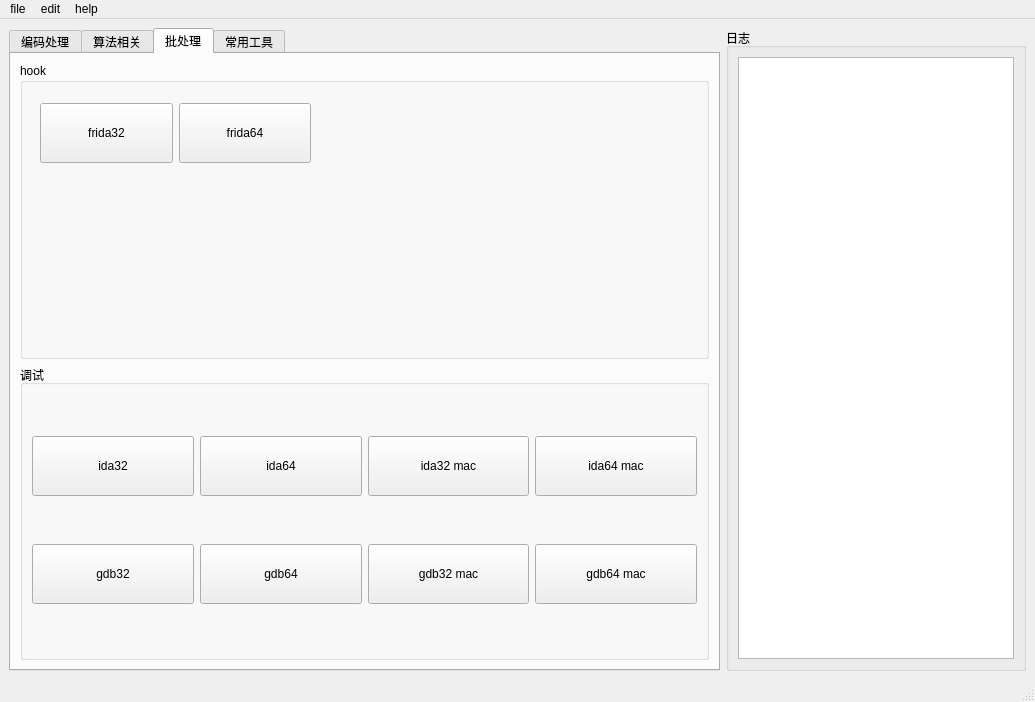
Old version of the form kwindow/kmain.ui in the repository dqzg12300/kAlgorithmTools.
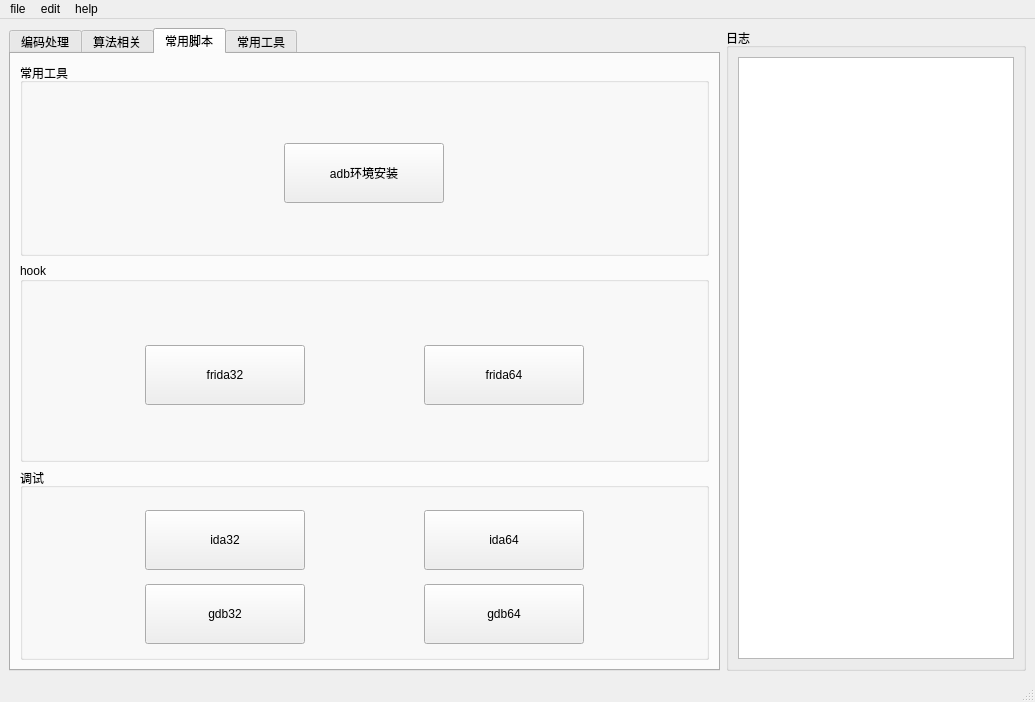
New version of the form. The open tabs and pages were chosen to show the change.

What changed in the file:
```diff
--- a/kwindow/kmain.ui
+++ b/kwindow/kmain.ui
@@ -142,6 +142,84 @@
            <attribute name="title">
             <string>url</string>
            </attribute>
+           <layout class="QGridLayout" name="gridLayout_11">
+            <item row="0" column="0">
+             <widget class="QGroupBox" name="groupBox_5">
+              <property name="title">
+               <string>input</string>
+              </property>
+              <layout class="QGridLayout" name="gridLayout_12">
+               <item row="0" column="0">
+                <widget class="QPlainTextEdit" name="txturl_input"/>
+               </item>
+              </layout>
+             </widget>
+            </item>
+            <item row="1" column="0">
+             <widget class="QGroupBox" name="groupBox_6">
+              <property name="title">
+               <string>output</string>
+              </property>
+              <layout class="QGridLayout" name="gridLayout_13">
+               <item row="0" column="0">
+                <widget class="QPlainTextEdit" name="txturl_output">
+                 <property name="readOnly">
+                  <bool>true</bool>
+                 </property>
+                </widget>
+               </item>
+              </layout>
+             </widget>
+            </item>
+            <item row="2" column="0">
+             <widget class="QFrame" name="frame">
+              <property name="maximumSize">
+               <size>
+                <width>16777215</width>
+                <height>50</height>
+               </size>
+              </property>
+              <property name="frameShape">
+               <enum>QFrame::StyledPanel</enum>
+              </property>
+              <property name="frameShadow">
+               <enum>QFrame::Raised</enum>
+              </property>
+              <layout class="QHBoxLayout" name="horizontalLayout">
+               <item>
+                <widget class="QRadioButton" name="rdourl_encode">
+                 <property name="text">
+                  <string>encode</string>
+                 </property>
+                 <property name="checked">
+                  <bool>true</bool>
+                 </property>
+                </widget>
+               </item>
+               <item>
+                <widget class="QRadioButton" name="radioButton_2">
+                 <property name="text">
+                  <string>decode</string>
+                 </property>
+                </widget>
+               </item>
+               <item>
+                <widget class="QPushButton" name="pushButton_2">
+                 <property name="maximumSize">
+                  <size>
+                   <width>100</width>
+                   <height>16777215</height>
+                  </size>
+                 </property>
+                 <property name="text">
+                  <string>计算</string>
+                 </property>
+                </widget>
+               </item>
+              </layout>
+             </widget>
+            </item>
+           </layout>
           </widget>
           <widget class="QWidget" name="tab_7">
            <attribute name="title">
@@ -213,118 +291,15 @@
       </widget>
       <widget class="QWidget" name="tab_4">
        <attribute name="title">
-        <string>批处理</string>
+        <string>常用脚本</string>
        </attribute>
        <layout class="QGridLayout" name="gridLayout_7">
-        <item row="0" column="0">
-         <widget class="QGroupBox" name="groupBox_2">
-          <property name="minimumSize">
-           <size>
-            <width>0</width>
-            <height>200</height>
-           </size>
-          </property>
-          <property name="title">
-           <string>hook</string>
-          </property>
-          <widget class="QWidget" name="layoutWidget">
-           <property name="geometry">
-            <rect>
-             <x>20</x>
-             <y>30</y>
-             <width>271</width>
-             <height>81</height>
-            </rect>
-           </property>
-           <layout class="QHBoxLayout" name="horizontalLayout">
-            <item>
-             <widget class="QPushButton" name="btnfrida32">
-              <property name="minimumSize">
-               <size>
-                <width>50</width>
-                <height>60</height>
-               </size>
-              </property>
-              <property name="text">
-               <string>frida32</string>
-              </property>
-             </widget>
-            </item>
-            <item>
-             <widget class="QPushButton" name="btnfrida64">
-              <property name="minimumSize">
-               <size>
-                <width>50</width>
-                <height>60</height>
-               </size>
-              </property>
-              <property name="text">
-               <string>frida64</string>
-              </property>
-             </widget>
-            </item>
-           </layout>
-          </widget>
-         </widget>
-        </item>
-        <item row="1" column="0">
+        <item row="3" column="0">
          <widget class="QGroupBox" name="groupBox_3">
           <property name="title">
            <string>调试</string>
           </property>
           <layout class="QGridLayout" name="gridLayout_3">
-           <item row="0" column="0">
-            <widget class="QPushButton" name="btnida32">
-             <property name="minimumSize">
-              <size>
-               <width>50</width>
-               <height>60</height>
-              </size>
-             </property>
-             <property name="text">
-              <string>ida32</string>
-             </property>
-            </widget>
-           </item>
-           <item row="0" column="1">
-            <widget class="QPushButton" name="btnida64">
-             <property name="minimumSize">
-              <size>
-               <width>50</width>
-               <height>60</height>
-              </size>
-             </property>
-             <property name="text">
-              <string>ida64</string>
-             </property>
-            </widget>
-           </item>
-           <item row="0" column="2">
-            <widget class="QPushButton" name="btnida32_mac">
-             <property name="minimumSize">
-              <size>
-               <width>50</width>
-               <height>60</height>
-              </size>
-             </property>
-             <property name="text">
-              <string>ida32 mac</string>
-             </property>
-            </widget>
-           </item>
-           <item row="0" column="3">
-            <widget class="QPushButton" name="btnida64_mac">
-             <property name="minimumSize">
-              <size>
-               <width>50</width>
-               <height>60</height>
-              </size>
-             </property>
-             <property name="text">
-              <string>ida64 mac</string>
-             </property>
-            </widget>
-           </item>
            <item row="1" column="0">
             <widget class="QPushButton" name="btngdb32">
              <property name="minimumSize">
@@ -333,11 +308,36 @@
                <height>60</height>
               </size>
              </property>
+             <property name="maximumSize">
+              <size>
+               <width>160</width>
+               <height>50</height>
+              </size>
+             </property>
              <property name="text">
               <string>gdb32</string>
              </property>
             </widget>
            </item>
+           <item row="0" column="1">
+            <widget class="QPushButton" name="btnida64">
+             <property name="minimumSize">
+              <size>
+               <width>50</width>
+               <height>60</height>
+              </size>
+             </property>
+             <property name="maximumSize">
+              <size>
+               <width>160</width>
+               <height>50</height>
+              </size>
+             </property>
+             <property name="text">
+              <string>ida64</string>
+             </property>
+            </widget>
+           </item>
            <item row="1" column="1">
             <widget class="QPushButton" name="btngdb64">
              <property name="minimumSize">
@@ -346,34 +346,117 @@
                <height>60</height>
               </size>
              </property>
+             <property name="maximumSize">
+              <size>
+               <width>160</width>
+               <height>50</height>
+              </size>
+             </property>
              <property name="text">
               <string>gdb64</string>
              </property>
             </widget>
            </item>
-           <item row="1" column="2">
-            <widget class="QPushButton" name="btngdb32_mac">
+           <item row="0" column="0">
+            <widget class="QPushButton" name="btnida32">
              <property name="minimumSize">
               <size>
                <width>50</width>
                <height>60</height>
               </size>
              </property>
+             <property name="maximumSize">
+              <size>
+               <width>160</width>
+               <height>50</height>
+              </size>
+             </property>
              <property name="text">
-              <string>gdb32 mac</string>
+              <string>ida32</string>
              </property>
             </widget>
            </item>
-           <item row="1" column="3">
-            <widget class="QPushButton" name="btngdb64_mac">
+          </layout>
+         </widget>
+        </item>
+        <item row="1" column="0">
+         <widget class="QGroupBox" name="groupBox_4">
+          <property name="title">
+           <string>常用工具</string>
+          </property>
+          <layout class="QGridLayout" name="gridLayout_10">
+           <item row="0" column="0">
+            <widget class="QPushButton" name="btnfrida32_2">
              <property name="minimumSize">
               <size>
                <width>50</width>
                <height>60</height>
               </size>
              </property>
+             <property name="maximumSize">
+              <size>
+               <width>160</width>
+               <height>50</height>
+              </size>
+             </property>
              <property name="text">
-              <string>gdb64 mac</string>
+              <string>adb环境安装</string>
+             </property>
+            </widget>
+           </item>
+          </layout>
+         </widget>
+        </item>
+        <item row="2" column="0">
+         <widget class="QGroupBox" name="groupBox_2">
+          <property name="minimumSize">
+           <size>
+            <width>0</width>
+            <height>200</height>
+           </size>
+          </property>
+          <property name="title">
+           <string>hook</string>
+          </property>
+          <property name="alignment">
+           <set>Qt::AlignLeading|Qt::AlignLeft|Qt::AlignVCenter</set>
+          </property>
+          <layout class="QGridLayout" name="gridLayout_9">
+           <item row="0" column="0">
+            <widget class="QPushButton" name="btnfrida32">
+             <property name="minimumSize">
+              <size>
+               <width>50</width>
+               <height>60</height>
+              </size>
+             </property>
+             <property name="maximumSize">
+              <size>
+               <width>160</width>
+               <height>50</height>
+              </size>
+             </property>
+             <property name="text">
+              <string>frida32</string>
+             </property>
+            </widget>
+           </item>
+           <item row="0" column="1">
+            <widget class="QPushButton" name="btnfrida64">
+             <property name="minimumSize">
+              <size>
+               <width>50</width>
+               <height>60</height>
+              </size>
+             </property>
+             <property name="maximumSize">
+              <size>
+               <width>160</width>
+               <height>50</height>
+              </size>
+             </property>
+             <property name="text">
+              <string>frida64</string>
              </property>
             </widget>
            </item>
```
Left out of the diff: 116 changed lines with no effect on the pictures.
